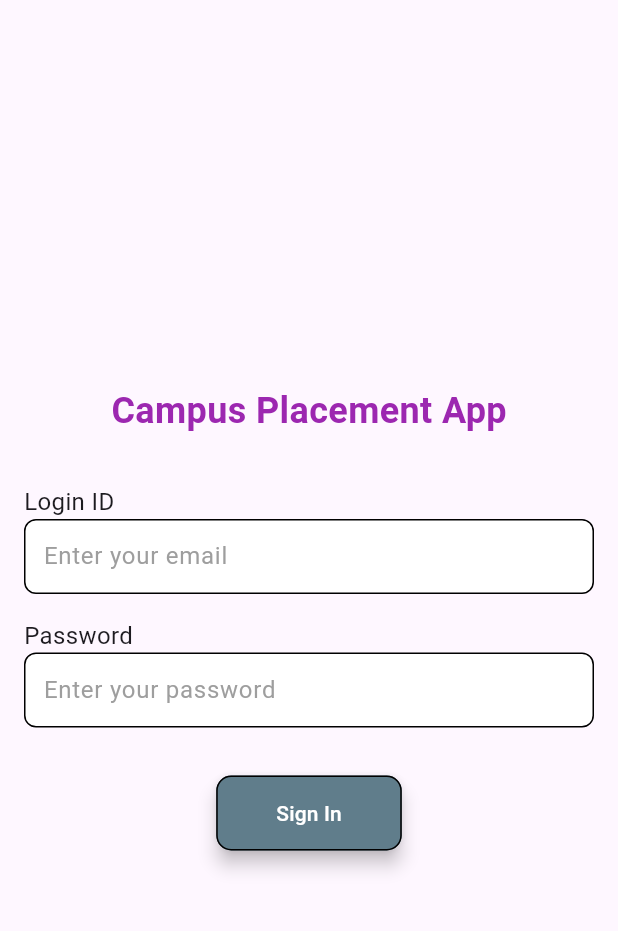
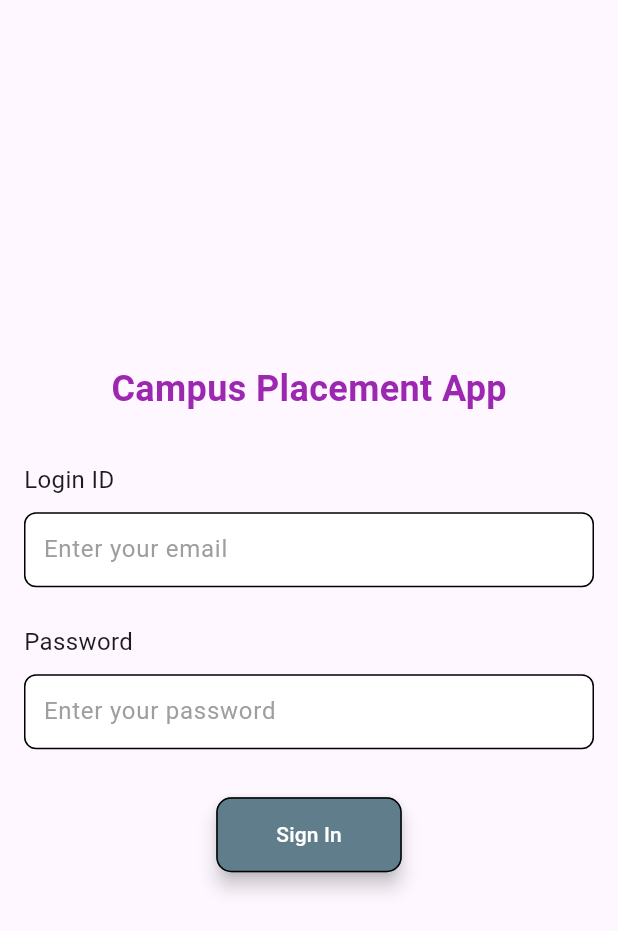
Before and after one commit to Aniket113/Hungsforbugs, a Flutter app: the screen it shows after launch, on a phone screen of 412 x 824 dp. Shown: the top 931 px of the screen. Run offline on Flutter 3.47's test engine with Material 3 defaults, Android fonts, the light colour scheme and no system bars; our stand-ins replace table_calendar.

Commit message:
minor changes in login

```diff
--- a/lib/loginn.dart
+++ b/lib/loginn.dart
@@ -56,6 +56,7 @@ class _LoginPageState extends State<LoginPage> {
                     style: TextStyle(fontSize: 16),
                   ),
                 ),
+                SizedBox(height: 10),
                 Container(
                   decoration: BoxDecoration(
                     color: Colors.white, // White background
@@ -82,7 +83,7 @@ class _LoginPageState extends State<LoginPage> {
                     },
                   ),
                 ),
-                SizedBox(height: 16.0), // Space below the email field
+                SizedBox(height: 25.0), // Space below the email field
 
                 // Password label and text field
                 Align(
@@ -92,6 +93,7 @@ class _LoginPageState extends State<LoginPage> {
                     style: TextStyle(fontSize: 16),
                   ),
                 ),
+                SizedBox(height: 10),
                 Container(
                   decoration: BoxDecoration(
                     color: Colors.white, // White background
```
